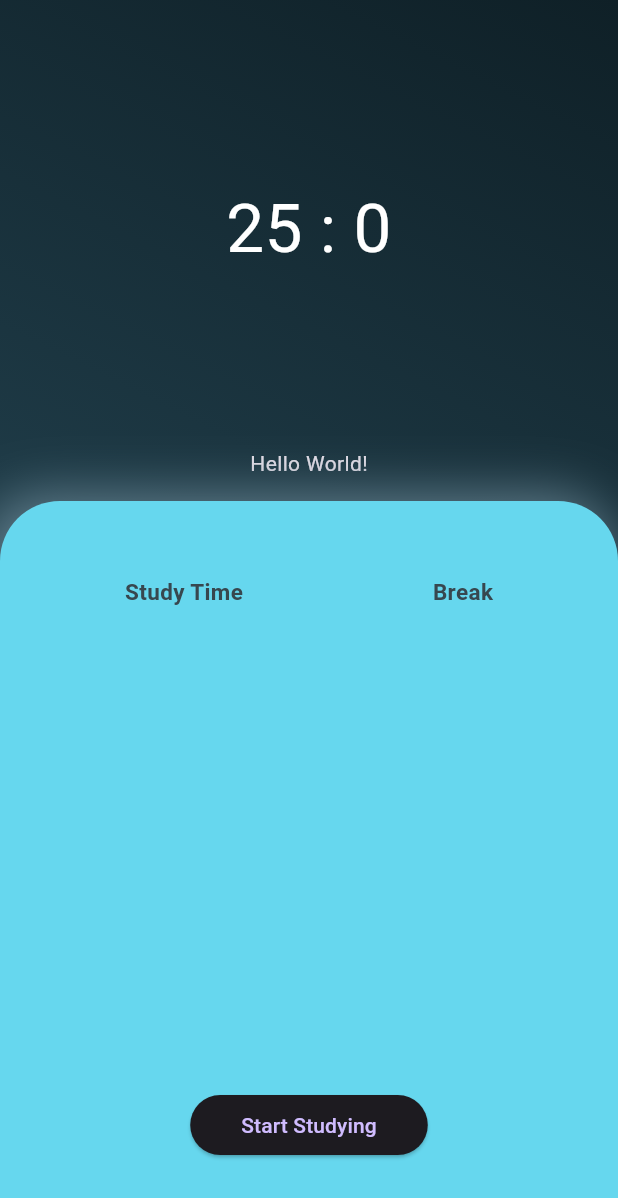
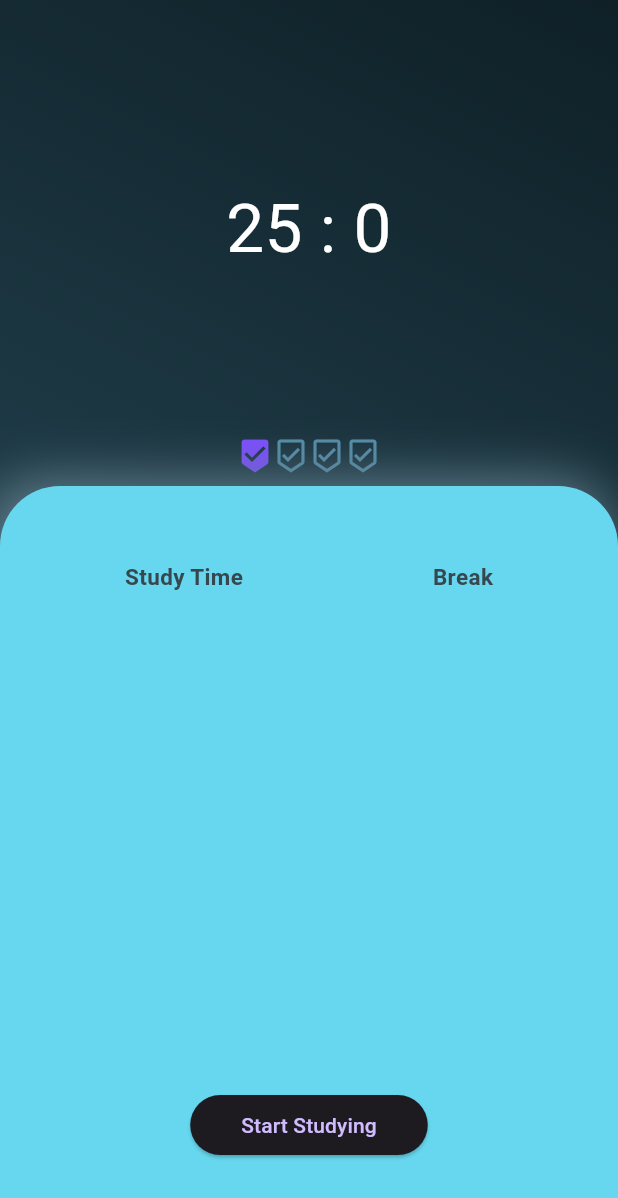
Before and after one commit to OkagawaTheo/Pomodoro, a Flutter app: the screen it shows after launch, on a phone screen of 412 x 824 dp. Shown: the top 1198 px of the screen. Run offline on Flutter 3.47's test engine with Material 2 defaults, Android fonts, the phone set to English and light mode, and no system bars.

Commit message:
adicionei a funcionalidade de contagem de sets

```diff
--- a/lib/main.dart
+++ b/lib/main.dart
@@ -16,8 +16,7 @@ class MyApp extends StatelessWidget {
         useMaterial3: true,
         brightness: Brightness.dark,
       ),
-
-      home:  const MyHomePage(),
+      home: const MyHomePage(),
     );
   }
 }
--- a/lib/pages/home_page.dart
+++ b/lib/pages/home_page.dart
@@ -1,7 +1,7 @@
 import 'package:flutter/material.dart';
 import 'dart:async';
 
-import 'package:pomodoro_app/widgets/sets_widget.dart';
+import 'package:pomodoro_app/widgets/sets_icons.dart';
 
 class MyHomePage extends StatefulWidget {
   const MyHomePage({super.key});
@@ -22,7 +22,6 @@ class _MyHomePageState extends State<MyHomePage> {
     if (_seconds > 60) {
       _minutes = (_seconds / 60).floor();
       _seconds -= (_minutes * 60);
-
       const oneSec = Duration(seconds: 1);
       timer = Timer.periodic(
           oneSec,
@@ -65,7 +64,9 @@ class _MyHomePageState extends State<MyHomePage> {
                     textAlign: TextAlign.center),
               ),
 
-              const SetsIcons(), // sets widget
+
+              const SizedBox(height: 100,),
+              const SetsIcons(total: 4, done: 1), // sets widget
 
               Expanded(
                 child: Column(
--- /dev/null
+++ b/lib/widgets/sets_icons.dart
@@ -0,0 +1,37 @@
+import 'package:flutter/material.dart';
+
+class SetsIcons extends StatelessWidget {
+  const SetsIcons({super.key, required this.total, required this.done});
+  final int total;
+  final int done;
+
+  @override
+  Widget build(BuildContext context) {
+    const doneIcon = Icon(
+      Icons.beenhere,
+      color: Colors.deepPurpleAccent,
+    );
+
+    const notDoneIcon = Icon(
+      Icons.beenhere_outlined,
+      color: Color.fromARGB(255, 85, 140, 168),
+    );
+
+    List<Icon> icons = [];
+    for (int i = 0; i < total; i++) {
+      if (i < done) {
+        icons.add(doneIcon);
+      } else {
+        icons.add(notDoneIcon);
+      }
+    }
+
+    return Padding(
+      padding: const EdgeInsets.all(8.0),
+      child: Row(
+        mainAxisAlignment: MainAxisAlignment.center,
+
+      children: icons),
+    );
+  }
+}
--- a/lib/widgets/sets_widget.dart
+++ /dev/null
@@ -1,22 +0,0 @@
-import 'package:flutter/material.dart';
-class SetsIcons extends StatefulWidget {
-  const SetsIcons({super.key});
-
-  @override
-  State<SetsIcons> createState() => SetsIconsState();
-}
-
-class SetsIconsState extends State<SetsIcons> {
-  @override
-  Widget build(BuildContext context) {
-    return Container(
-        //progress
-        height: 150,
-        width: 300,
-        padding: const EdgeInsets.only(top: 100),
-        child: Row(
-          mainAxisAlignment: MainAxisAlignment.spaceAround,
-          children: const [Text('Hello World!')],
-        ));
-  }
-}
```
